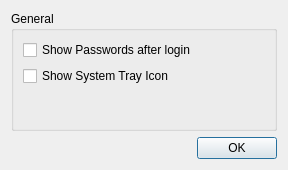
Above: ui/settings_widget.ui from bkueng/qMasterPassword before the change. Below: the same form after it.
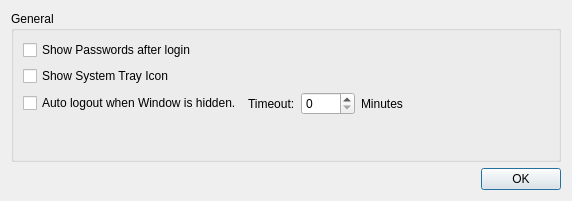
That is the form after the change.

Commit message: add auto logout after x minutes option, when window is hidden

Patch:
```diff
--- a/ui/settings_widget.ui
+++ b/ui/settings_widget.ui
@@ -6,8 +6,8 @@
    <rect>
     <x>0</x>
     <y>0</y>
-    <width>288</width>
-    <height>170</height>
+    <width>572</width>
+    <height>201</height>
    </rect>
   </property>
   <property name="windowTitle">
@@ -34,6 +34,51 @@
         </property>
        </widget>
       </item>
+      <item>
+       <layout class="QHBoxLayout" name="horizontalLayout">
+        <item>
+         <widget class="QCheckBox" name="chkAutoLogout">
+          <property name="text">
+           <string>Auto logout when Window is hidden.</string>
+          </property>
+         </widget>
+        </item>
+        <item>
+         <widget class="QLabel" name="lblTimeout">
+          <property name="text">
+           <string>Timeout:</string>
+          </property>
+         </widget>
+        </item>
+        <item>
+         <widget class="QSpinBox" name="spnAutoLogoutTimeout">
+          <property name="maximum">
+           <number>1440</number>
+          </property>
+         </widget>
+        </item>
+        <item>
+         <widget class="QLabel" name="lblMinutes">
+          <property name="text">
+           <string>Minutes</string>
+          </property>
+         </widget>
+        </item>
+        <item>
+         <spacer name="horizontalSpacer">
+          <property name="orientation">
+           <enum>Qt::Horizontal</enum>
+          </property>
+          <property name="sizeHint" stdset="0">
+           <size>
+            <width>40</width>
+            <height>20</height>
+           </size>
+          </property>
+         </spacer>
+        </item>
+       </layout>
+      </item>
       <item>
        <spacer name="verticalSpacer">
         <property name="orientation">
```
Left out of the diff: 42 changed lines with no effect on the pictures. The commit also changes 5 other files.
